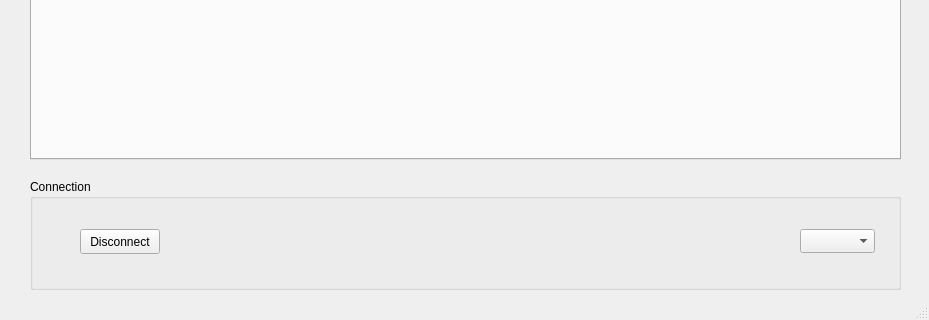
The window that View/mainview.ui (AakashKumar21/EmbeddedToolbox-GUI) describes before a commit, drawn with Qt 5; both pictures show x 0 to 929 and y 401 to 721 of the 929 by 721 pixel window.
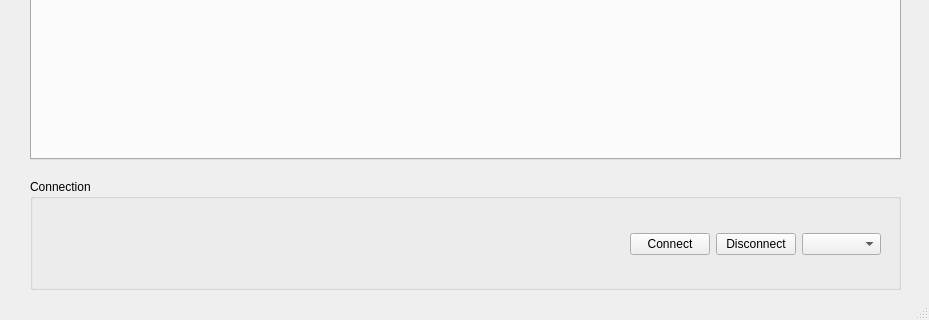
The same window after the commit.

Diff of the .ui file:
```diff
--- a/View/mainview.ui
+++ b/View/mainview.ui
@@ -83,31 +83,38 @@
     <property name="title">
      <string>Connection</string>
     </property>
-    <widget class="QPushButton" name="pushButton">
+    <widget class="QWidget" name="horizontalLayoutWidget">
      <property name="geometry">
       <rect>
-       <x>50</x>
-       <y>50</y>
-       <width>80</width>
-       <height>25</height>
+       <x>600</x>
+       <y>30</y>
+       <width>251</width>
+       <height>71</height>
       </rect>
      </property>
+     <layout class="QHBoxLayout" name="grp_connection">
+      <item>
+       <widget class="QPushButton" name="btn_connect">
+        <property name="text">
+         <string>Connect</string>
+        </property>
+       </widget>
+      </item>
+      <item>
+       <widget class="QPushButton" name="btn_disconnect">
      <property name="text">
       <string>Disconnect</string>
      </property>
     </widget>
+      </item>
+      <item>
     <widget class="QComboBox" name="comPortSelect">
-     <property name="geometry">
-      <rect>
-       <x>770</x>
-       <y>50</y>
-       <width>75</width>
-       <height>24</height>
-      </rect>
-     </property>
      <property name="editable">
       <bool>false</bool>
      </property>
+       </widget>
+      </item>
+     </layout>
     </widget>
    </widget>
   </widget>
```
Lines whose indentation alone changed are shown as unchanged.
